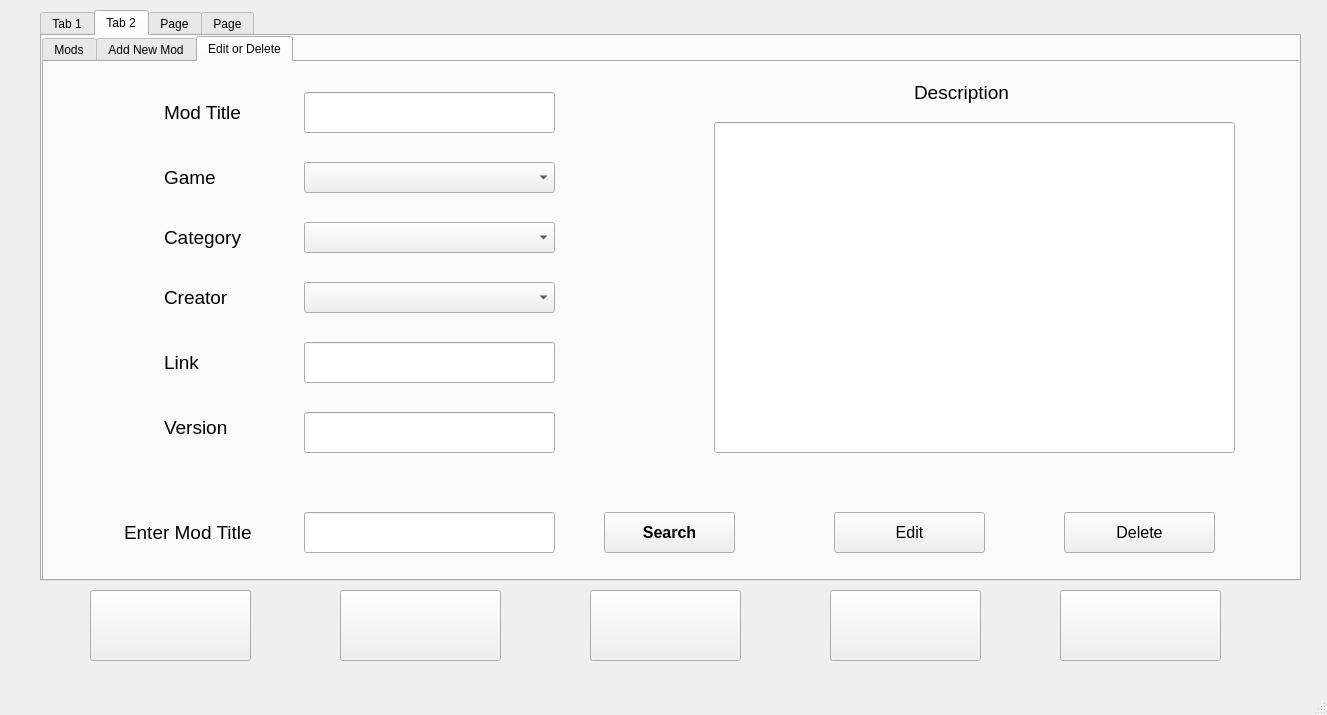
Qt form ModPyQt5/untitled.ui (NikkoSal/ModsPyQT) before a commit.
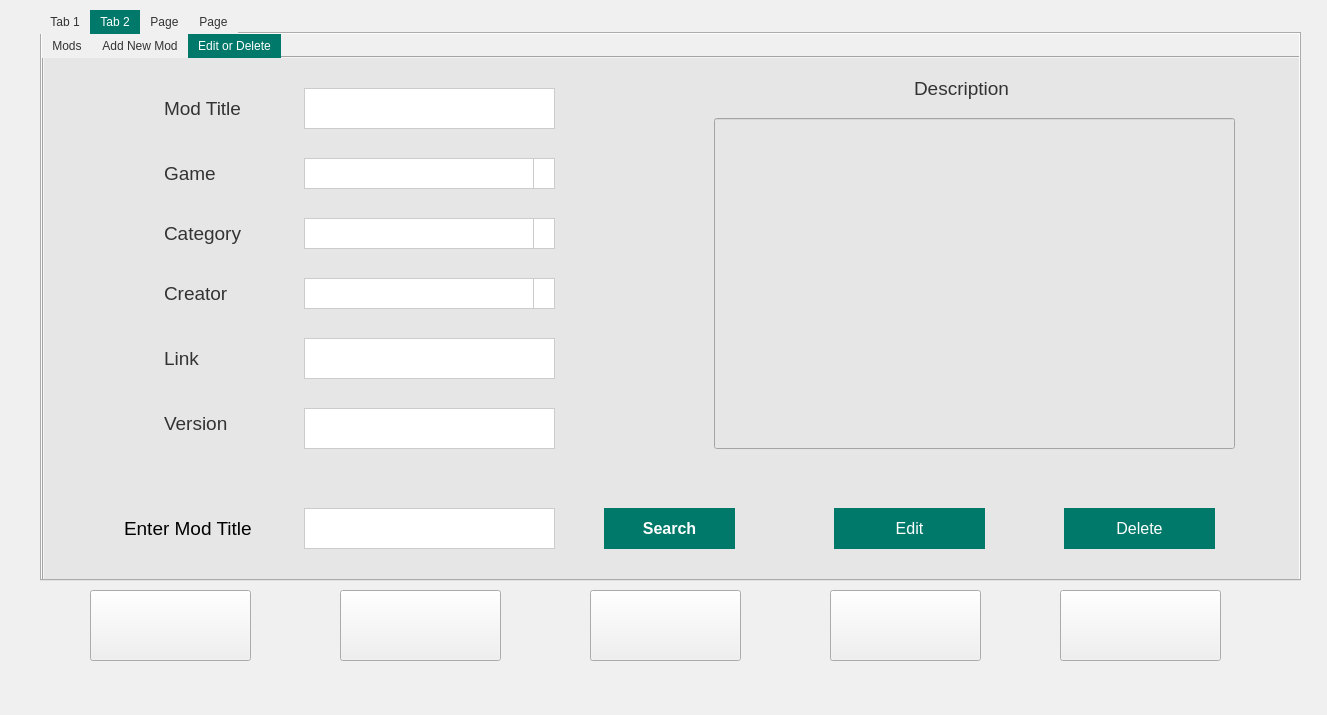
The same form after that commit. The open tabs and pages were chosen to show the change. Icons and pictures are not drawn.

The edit to the form file:
```diff
--- a/ModPyQt5/untitled.ui
+++ b/ModPyQt5/untitled.ui
@@ -13,6 +13,12 @@
   <property name="windowTitle">
    <string>MainWindow</string>
   </property>
+  <property name="styleSheet">
+   <string notr="true">QWidget {
+    background-color: #F0F0F0;
+}
+</string>
+  </property>
   <widget class="QWidget" name="centralwidget">
    <widget class="QPushButton" name="pushButton">
     <property name="geometry">
@@ -111,6 +117,29 @@
       <height>571</height>
      </rect>
     </property>
+    <property name="styleSheet">
+     <string notr="true">QTabBar::tab {
+    background-color: #F0F0F0;
+    color: #333333;
+    padding: 5px 10px;
+}
+
+QTabBar::tab:selected {
+    background-color: #00796B;
+    color: #FFFFFF;
+}
+
+QHeaderView::section {
+    background-color: #B2DFDB;
+    color: #333333;
+    padding: 5px;
+}
+
+QTableView {
+    background-color: #FFFFFF;
+    gridline-color: #CCCCCC;
+}</string>
+    </property>
     <property name="currentIndex">
      <number>0</number>
     </property>
@@ -417,6 +446,10 @@
         <height>551</height>
        </rect>
       </property>
+      <property name="styleSheet">
+       <string notr="true">background-color: rgb(229, 224, 224);
+background-color: rgb(230, 230, 230);</string>
+      </property>
       <property name="currentIndex">
        <number>0</number>
       </property>
@@ -754,6 +787,12 @@
           <height>41</height>
          </rect>
         </property>
+        <property name="styleSheet">
+         <string notr="true">QLineEdit {
+    background-color: #FFFFFF;
+    border: 1px solid #CCCCCC;
+}</string>
+        </property>
        </widget>
        <widget class="QLabel" name="label_14">
         <property name="geometry">
@@ -771,6 +810,11 @@
           <bold>false</bold>
          </font>
         </property>
+        <property name="styleSheet">
+         <string notr="true">QLabel {
+    color: #333333;
+}</string>
+        </property>
         <property name="text">
          <string>Creator</string>
         </property>
@@ -791,6 +835,11 @@
           <bold>false</bold>
          </font>
         </property>
+        <property name="styleSheet">
+         <string notr="true">QLabel {
+    color: #333333;
+}</string>
+        </property>
         <property name="text">
          <string>Category</string>
         </property>
@@ -804,6 +853,12 @@
           <height>41</height>
          </rect>
         </property>
+        <property name="styleSheet">
+         <string notr="true">QLineEdit {
+    background-color: #FFFFFF;
+    border: 1px solid #CCCCCC;
+}</string>
+        </property>
        </widget>
        <widget class="QLabel" name="label_16">
         <property name="geometry">
@@ -821,6 +876,11 @@
           <bold>false</bold>
          </font>
         </property>
+        <property name="styleSheet">
+         <string notr="true">QLabel {
+    color: #333333;
+}</string>
+        </property>
         <property name="text">
          <string>Mod Title</string>
         </property>
@@ -841,6 +901,11 @@
           <bold>false</bold>
          </font>
         </property>
+        <property name="styleSheet">
+         <string notr="true">QLabel {
+    color: #333333;
+}</string>
+        </property>
         <property name="text">
          <string>Version</string>
         </property>
@@ -861,6 +926,11 @@
           <bold>false</bold>
          </font>
         </property>
+        <property name="styleSheet">
+         <string notr="true">QLabel {
+    color: #333333;
+}</string>
+        </property>
         <property name="text">
          <string>Game</string>
         </property>
@@ -881,6 +951,11 @@
           <bold>false</bold>
          </font>
         </property>
+        <property name="styleSheet">
+         <string notr="true">QLabel {
+    color: #333333;
+}</string>
+        </property>
         <property name="text">
          <string>Link</string>
         </property>
@@ -894,6 +969,12 @@
           <height>41</height>
          </rect>
         </property>
+        <property name="styleSheet">
+         <string notr="true">QLineEdit {
+    background-color: #FFFFFF;
+    border: 1px solid #CCCCCC;
+}</string>
+        </property>
        </widget>
        <widget class="QComboBox" name="comboBox_9">
         <property name="geometry">
@@ -904,6 +985,34 @@
           <height>31</height>
          </rect>
         </property>
+        <property name="styleSheet">
+         <string notr="true">QComboBox {
+    background-color: #FFFFFF;
+    border: 1px solid #CCCCCC;
+    padding: 5px;
+    color: #333333;
+}
+
+QComboBox:hover {
+    border: 1px solid #00796B;
+}
+
+QComboBox::drop-down {
+    subcontrol-origin: padding;
+    subcontrol-position: top right;
+    width: 20px;
+    border-left: 1px solid #CCCCCC;
+    background-color: #FFFFFF;
+}
+
+QComboBox QAbstractItemView {
+    background-color: #FFFFFF;
+    border: 1px solid #CCCCCC;
+    selection-background-color: #00796B;
+    selection-color: #FFFFFF;
+}
+</string>
+        </property>
        </widget>
        <widget class="QComboBox" name="comboBox_10">
         <property name="geometry">
@@ -914,6 +1023,34 @@
           <height>31</height>
          </rect>
         </property>
+        <property name="styleSheet">
+         <string notr="true">QComboBox {
+    background-color: #FFFFFF;
+    border: 1px solid #CCCCCC;
+    padding: 5px;
+    color: #333333;
+}
+
+QComboBox:hover {
+    border: 1px solid #00796B;
+}
+
+QComboBox::drop-down {
+    subcontrol-origin: padding;
+    subcontrol-position: top right;
+    width: 20px;
+    border-left: 1px solid #CCCCCC;
+    background-color: #FFFFFF;
+}
+
+QComboBox QAbstractItemView {
+    background-color: #FFFFFF;
+    border: 1px solid #CCCCCC;
+    selection-background-color: #00796B;
+    selection-color: #FFFFFF;
+}
+</string>
+        </property>
        </widget>
        <widget class="QComboBox" name="comboBox_11">
         <property name="geometry">
@@ -924,6 +1061,34 @@
           <height>31</height>
          </rect>
         </property>
+        <property name="styleSheet">
+         <string notr="true">QComboBox {
+    background-color: #FFFFFF;
+    border: 1px solid #CCCCCC;
+    padding: 5px;
+    color: #333333;
+}
+
+QComboBox:hover {
+    border: 1px solid #00796B;
+}
+
+QComboBox::drop-down {
+    subcontrol-origin: padding;
+    subcontrol-position: top right;
+    width: 20px;
+    border-left: 1px solid #CCCCCC;
+    background-color: #FFFFFF;
+}
+
+QComboBox QAbstractItemView {
+    background-color: #FFFFFF;
+    border: 1px solid #CCCCCC;
+    selection-background-color: #00796B;
+    selection-color: #FFFFFF;
+}
+</string>
+        </property>
        </widget>
        <widget class="QPushButton" name="pushButton_9">
         <property name="geometry">
@@ -941,6 +1106,18 @@
           <bold>true</bold>
          </font>
         </property>
+        <property name="styleSheet">
+         <string notr="true">QPushButton {
+    background-color: #00796B;
+    color: #FFFFFF;
+    border: none;
+    padding: 5px 10px;
+}
+
+QPushButton:hover {
+    background-color: #00574B;
+}</string>
+        </property>
         <property name="text">
          <string>Search</string>
         </property>
@@ -959,6 +1136,18 @@
           <pointsize>12</pointsize>
          </font>
         </property>
+        <property name="styleSheet">
+         <string notr="true">QPushButton {
+    background-color: #00796B;
+    color: #FFFFFF;
+    border: none;
+    padding: 5px 10px;
+}
+
+QPushButton:hover {
+    background-color: #00574B;
+}</string>
+        </property>
         <property name="text">
          <string>Edit</string>
         </property>
@@ -977,6 +1166,18 @@
           <pointsize>12</pointsize>
          </font>
         </property>
+        <property name="styleSheet">
+         <string notr="true">QPushButton {
+    background-color: #00796B;
+    color: #FFFFFF;
+    border: none;
+    padding: 5px 10px;
+}
+
+QPushButton:hover {
+    background-color: #00574B;
+}</string>
+        </property>
         <property name="text">
          <string>Delete</string>
         </property>
@@ -990,6 +1191,12 @@
           <height>331</height>
          </rect>
         </property>
+        <property name="styleSheet">
+         <string notr="true">QLineEdit {
+    background-color: #FFFFFF;
+    border: 1px solid #CCCCCC;
+}background-color: rgb(255, 255, 255);</string>
+        </property>
        </widget>
        <widget class="QLabel" name="label_9">
         <property name="geometry">
@@ -1007,6 +1214,11 @@
           <bold>false</bold>
          </font>
         </property>
+        <property name="styleSheet">
+         <string notr="true">QLabel {
+    color: #333333;
+}</string>
+        </property>
         <property name="text">
          <string>Description</string>
         </property>
@@ -1020,6 +1232,12 @@
           <height>41</height>
          </rect>
         </property>
+        <property name="styleSheet">
+         <string notr="true">QLineEdit {
+    background-color: #FFFFFF;
+    border: 1px solid #CCCCCC;
+}</string>
+        </property>
        </widget>
        <widget class="QLabel" name="label_38">
         <property name="geometry">
```
Left out of the diff: 492 changed lines with no effect on the pictures.
